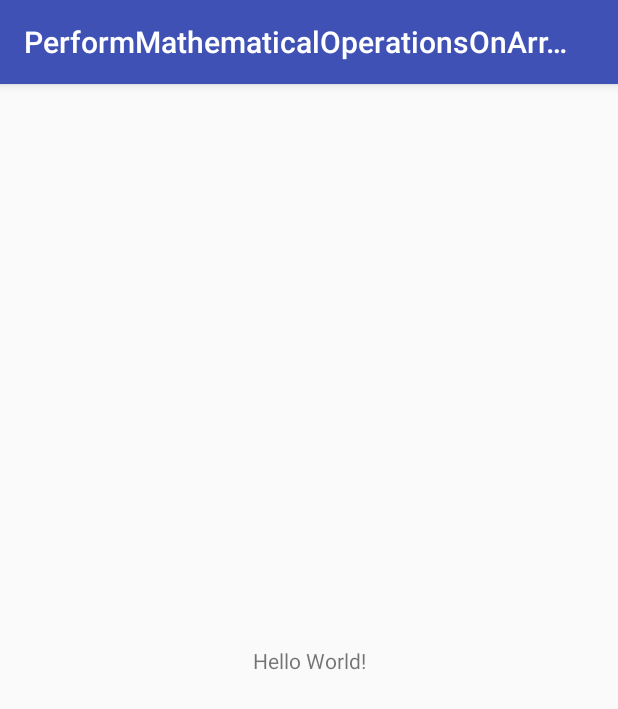
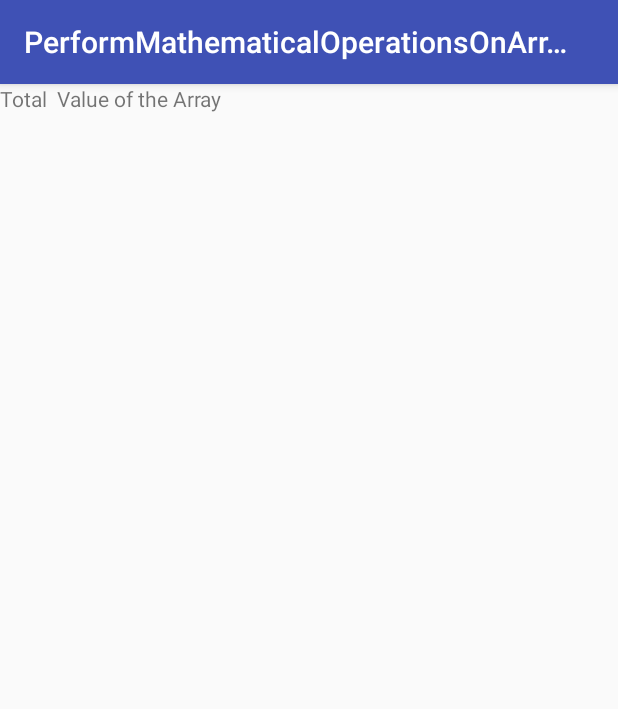
Before and after one commit to blazan420/PerformMathematicalOperationsOnArrayValue, an Android app: the screen it shows after launch (MainActivity), on a phone screen of 412 x 824 dp. Shown: the top 709 px of the screen. Run offline under Robolectric (Android 15) with nearby library versions, the phone set to English and light mode, and no system bars.

Commit message:
#178 PerformMathematicalOperationsOnArrayValue //Coding

```diff
--- a/app/src/main/java/com/example/kevin/performmathematicaloperationsonarrayvalue/MainActivity.java
+++ b/app/src/main/java/com/example/kevin/performmathematicaloperationsonarrayvalue/MainActivity.java
@@ -2,6 +2,7 @@ package com.example.kevin.performmathematicaloperationsonarrayvalue;
 
 import android.support.v7.app.AppCompatActivity;
 import android.os.Bundle;
+import android.widget.TextView;
 
 public class MainActivity extends AppCompatActivity {
 
@@ -9,5 +10,23 @@ public class MainActivity extends AppCompatActivity {
     protected void onCreate(Bundle savedInstanceState) {
         super.onCreate(savedInstanceState);
         setContentView(R.layout.activity_main);
+
+        TextView txtTotal = (TextView)findViewById(R.id.txtTotal);
+        TextView txtCalculations = (TextView)findViewById(R.id.txtCalculations);
+
+        String oldText;
+
+        int[] integerArray = {2, 54, 34, 76, 23, 4 , 7, 86 ,4, 65};
+        int totolValue =0;
+
+        for (int index = 0; index < integerArray.length; index++){
+
+
+
+
+        }
+
+
+
     }
 }
--- a/app/src/main/res/layout/activity_main.xml
+++ b/app/src/main/res/layout/activity_main.xml
@@ -1,18 +1,48 @@
 <?xml version="1.0" encoding="utf-8"?>
-<android.support.constraint.ConstraintLayout xmlns:android="http://schemas.android.com/apk/res/android"
+<RelativeLayout xmlns:android="http://schemas.android.com/apk/res/android"
     xmlns:app="http://schemas.android.com/apk/res-auto"
     xmlns:tools="http://schemas.android.com/tools"
     android:layout_width="match_parent"
     android:layout_height="match_parent"
     tools:context=".MainActivity">
 
-    <TextView
-        android:layout_width="wrap_content"
-        android:layout_height="wrap_content"
-        android:text="Hello World!"
-        app:layout_constraintBottom_toBottomOf="parent"
-        app:layout_constraintLeft_toLeftOf="parent"
-        app:layout_constraintRight_toRightOf="parent"
-        app:layout_constraintTop_toTopOf="parent" />
+    <LinearLayout
+        android:layout_width="match_parent"
+        android:layout_height="match_parent"
+        android:layout_alignParentStart="true"
+        android:layout_alignParentTop="true"
+        android:orientation="vertical">
 
-</android.support.constraint.ConstraintLayout>
+        <LinearLayout
+            android:layout_width="match_parent"
+            android:layout_height="wrap_content"
+            android:orientation="horizontal">
+
+            <TextView
+                android:id="@+id/textView"
+                android:layout_width="0dp"
+                android:layout_height="wrap_content"
+                android:layout_weight="80"
+                android:text="Total  Value of the Array" />
+
+            <TextView
+                android:id="@+id/txtTotal"
+                android:layout_width="0dp"
+                android:layout_height="wrap_content"
+                android:layout_weight="20" />
+        </LinearLayout>
+
+        <LinearLayout
+            android:layout_width="match_parent"
+            android:layout_height="wrap_content"
+            android:layout_gravity="center_horizontal"
+            android:gravity="center_horizontal"
+            android:orientation="horizontal">
+
+            <TextView
+                android:id="@+id/txtCalculations"
+                android:layout_width="wrap_content"
+                android:layout_height="wrap_content" />
+        </LinearLayout>
+    </LinearLayout>
+</RelativeLayout>
```
